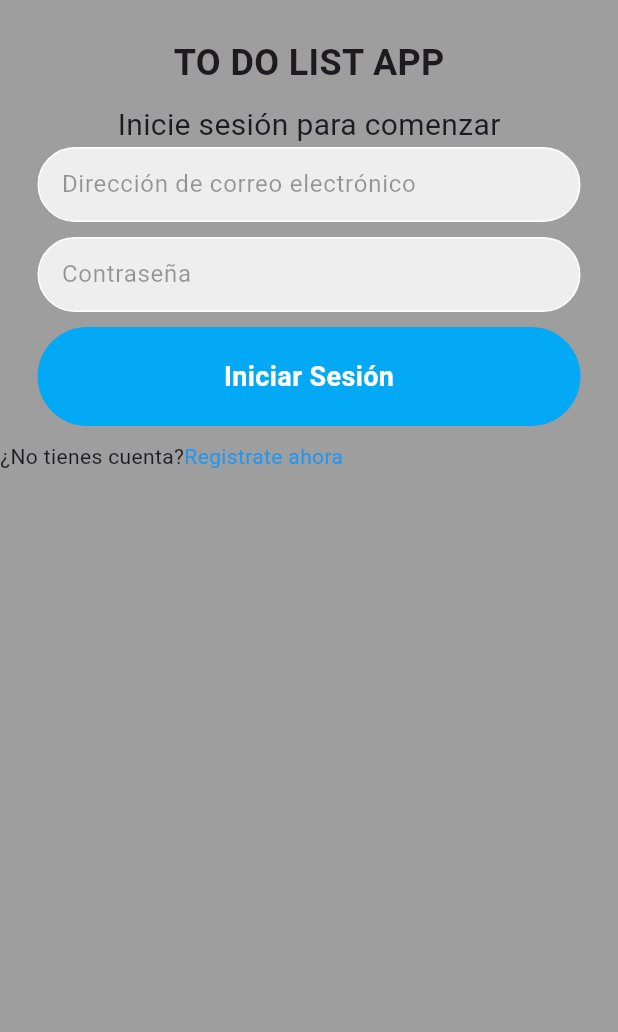
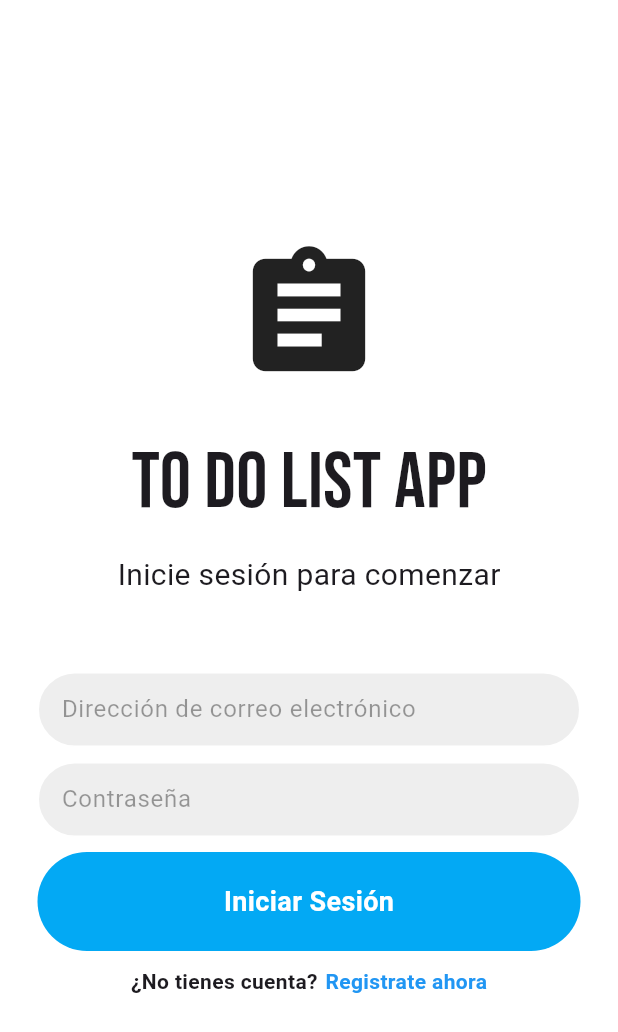
Before and after one commit to RaulCoding/proyecto_final_dam, a Flutter app: the screen it shows after launch, on a phone screen of 412 x 824 dp. Shown: the top 1032 px of the screen. Run offline on Flutter 3.47's test engine with Material 3 defaults, Android fonts, the phone set to English and light mode, and no system bars; our stand-ins replace firebase_core, flutter_slidable, google_fonts; accounts and stored records are empty.

Commit message:
Login Screen y firebase integrado

```diff
--- a/lib/screens/login_screen.dart
+++ b/lib/screens/login_screen.dart
@@ -1,4 +1,5 @@
 import 'package:flutter/material.dart';
+import 'package:google_fonts/google_fonts.dart';
 
 class LoginScreen extends StatefulWidget {
   const LoginScreen({super.key});
@@ -11,27 +12,26 @@ class _LoginScreenState extends State<LoginScreen> {
   @override
   Widget build(BuildContext context) {
     return Scaffold(
-      backgroundColor: Colors.grey,
+      backgroundColor: Colors.white,
       body: SafeArea(
         child: Center(
           child: Column(
+            mainAxisAlignment: MainAxisAlignment.center,
             children: [
+              Icon(
+                Icons.assignment,
+                size: 100,
+              ),
               const SizedBox(height: 25),
               // Nombre de la app
-              const Text(
-                'TO DO LIST APP',
-                style: TextStyle(
-                  fontWeight: FontWeight.bold,
-                  fontSize: 24
-                ),
+              Text('TO DO LIST APP',style: GoogleFonts.bebasNeue(fontSize: 52),
               ),
               const SizedBox(height: 10),
-              const Text(
-                'Inicie sesión para comenzar',
-                style: TextStyle(
-                  fontSize: 20
-                ),
+              const Text('Inicie sesión para comenzar',style: TextStyle(fontSize: 20),
               ),
+
+              const SizedBox(height: 50),
+
               //campo de texto email
               Padding(
                 padding: const EdgeInsets.symmetric(horizontal: 25),
@@ -55,6 +55,7 @@ class _LoginScreenState extends State<LoginScreen> {
               ),
 
               const SizedBox(height: 10),
+
               //campo de texto contraseña
               Padding(
                 padding: const EdgeInsets.symmetric(horizontal: 25),
@@ -77,6 +78,7 @@ class _LoginScreenState extends State<LoginScreen> {
                   ),
                 ),
               ),
+
               const SizedBox(height: 10),
 
               //Botón de iniciar sesión
@@ -89,27 +91,25 @@ class _LoginScreenState extends State<LoginScreen> {
                     borderRadius: BorderRadius.circular(100)
                   ),
                   child: const Center(
-                      child: Text(
-                        'Iniciar Sesión',
-                        style: TextStyle(
-                          color: Colors.white,
-                          fontWeight: FontWeight.bold,
-                          fontSize: 18,
-                        ),
+                      child: Text('Iniciar Sesión',style: TextStyle(color: Colors.white,fontWeight: FontWeight.bold,fontSize: 18,),
                       ),
                   ),
                 ),
               ),
+
               const SizedBox(height: 10),
+
               //No es miembro? registrarse
               const Row(
+                mainAxisAlignment: MainAxisAlignment.center,
                 children: [
-                  Text('¿No tienes cuenta?'),
-                  Text('Registrate ahora', style: TextStyle(color: Colors.blue),),
-
-                ],)
-
-            ],),
+                  Text('¿No tienes cuenta?', style: TextStyle(fontWeight: FontWeight.bold)),
+                  SizedBox(width: 5),
+                  Text('Registrate ahora', style: TextStyle(color: Colors.blue, fontWeight: FontWeight.bold)),
+                ],
+              )
+            ],
+          ),
         ),
       )
     );
--- a/pubspec.yaml
+++ b/pubspec.yaml
@@ -7,9 +7,11 @@ environment:
   sdk: '>=3.3.0 <4.0.0'
 
 dependencies:
+  firebase_auth: ^4.17.5
   flutter:
     sdk: flutter
   flutter_slidable: ^3.0.1
+  google_fonts: ^6.1.0
 
 dev_dependencies:
   flutter_lints: ^3.0.0
```
Also changed, not shown: lib/main.dart (+10 -1 lines), lib/firebase_options.dart (added), pubspec.lock, 8 other files.
